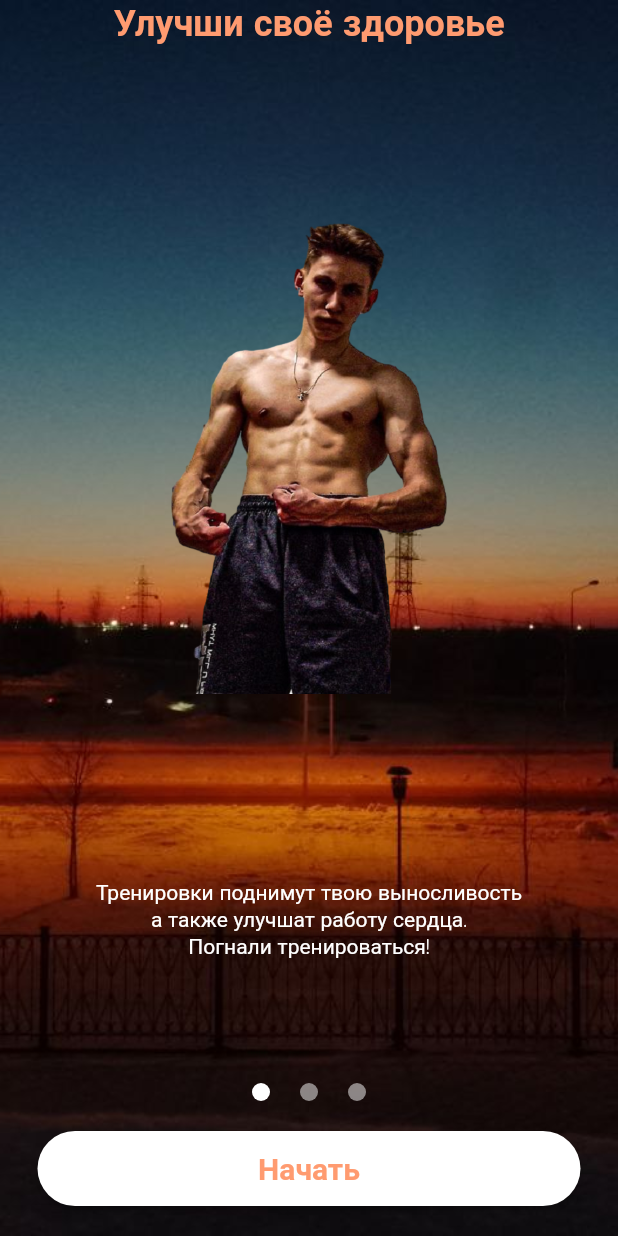
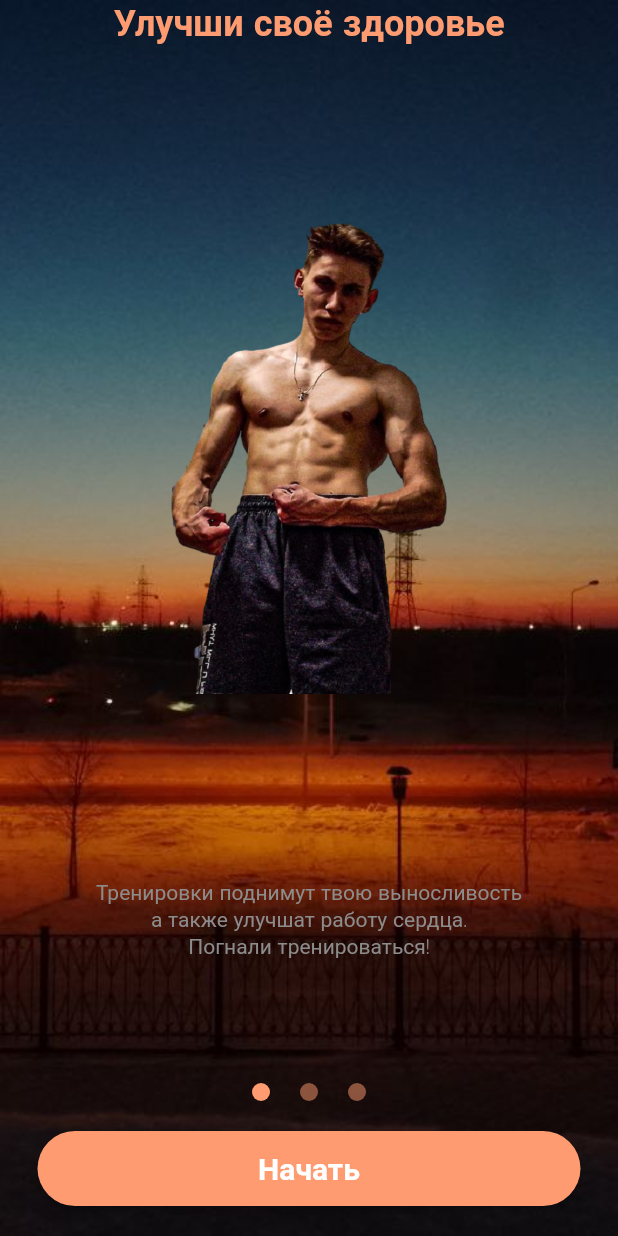
Before and after one commit to masyanya12/workout_fitness, a Flutter app: the screen it shows after launch, on a phone screen of 412 x 824 dp. Run offline on Flutter 3.47's test engine with Material 3 defaults, Android fonts, the phone set to English and light mode, and no system bars; our stand-ins replace carousel_slider, flutter_calendar_carousel, flutter_rating_bar, simple_circular_progress_bar.

Commit message:
login change color

```diff
--- a/lib/common/color_extension.dart
+++ b/lib/common/color_extension.dart
@@ -1,12 +1,13 @@
-
 import 'package:flutter/material.dart';
 
 class TColor {
-  static  Color get primary => const Color(0xffFF9B70);
+  static Color get primary => const Color(0xffFF9B70);
+  static Color get qwerty => const Color(0xff8C8C8C);
+  static Color get qwerty2 => Color.fromARGB(255, 195, 193, 207);
 
   static Color get primaryText => const Color(0xff221E3A);
   static Color get secondaryText => const Color(0xff707070);
-  static Color get green=> const Color(0xff77E517);
+  static Color get green => const Color(0xff77E517);
 
   static Color get white => Colors.white;
   static Color get gray => const Color(0xff8C8C8C);
@@ -18,12 +19,14 @@ class TColor {
   static Color get secondaryColor1 => const Color(0xffC58BF2);
   static Color get secondaryColor2 => const Color(0xffEEA4CE);
 
-
-  static List<Color> get primaryG => [ primaryColor2, primaryColor1 ];
+  static List<Color> get primaryG => [primaryColor2, primaryColor1];
   static List<Color> get secondaryG => [secondaryColor2, secondaryColor1];
 
   static Color get black => const Color(0xff1D1617);
   static Color get lightGray => const Color(0xffF7F8F8);
 
 
+
+
+
 }
--- a/lib/view/login/on_boarding_view.dart
+++ b/lib/view/login/on_boarding_view.dart
@@ -94,7 +94,7 @@ class _OnBoardingViewState extends State<OnBoardingView> {
                       pObj["subtitle"].toString(),
                       textAlign: TextAlign.center,
                       style: TextStyle(
-                          color: TColor.white,
+                          color: TColor.qwerty,
                           fontSize: 14),
                     ),
                   ],
@@ -119,7 +119,7 @@ class _OnBoardingViewState extends State<OnBoardingView> {
                     width: 12,
                     height: 12,
                     decoration: BoxDecoration(
-                      color:  selectPage == index ? TColor.white : TColor.white.withOpacity(0.5),
+                      color:  selectPage == index ? TColor.primary : TColor.primary.withOpacity(0.5),
                       borderRadius: BorderRadius.circular(6)
                     ),
                   );
@@ -131,7 +131,7 @@ class _OnBoardingViewState extends State<OnBoardingView> {
 
               Padding(
                 padding: const EdgeInsets.symmetric(vertical: 20, horizontal: 25),
-                child: RoundButton(title: "Начать", type: RoundButtonType.primaryText, onPressed: (){
+                child: RoundButton(title: "Начать", type: RoundButtonType.primary, onPressed: (){
 
 
                   Navigator.pushAndRemoveUntil(context, MaterialPageRoute(builder: (context) => const Step1View()), (route) => false);
--- a/lib/view/menu/menu_view.dart
+++ b/lib/view/menu/menu_view.dart
@@ -366,7 +366,7 @@ class _MenuViewState extends State<MenuView> {
                   //   Navigator.push(
                   //       context,
                   //       MaterialPageRoute(
-                  //           builder: (context) => const ResultView()));
+                  //           builder: (context) => const TipsView()));
                   //   break;
 
 
```
Also changed, not shown: lib/common_widget/tip_rows.dart (added, +45 -0 lines).
